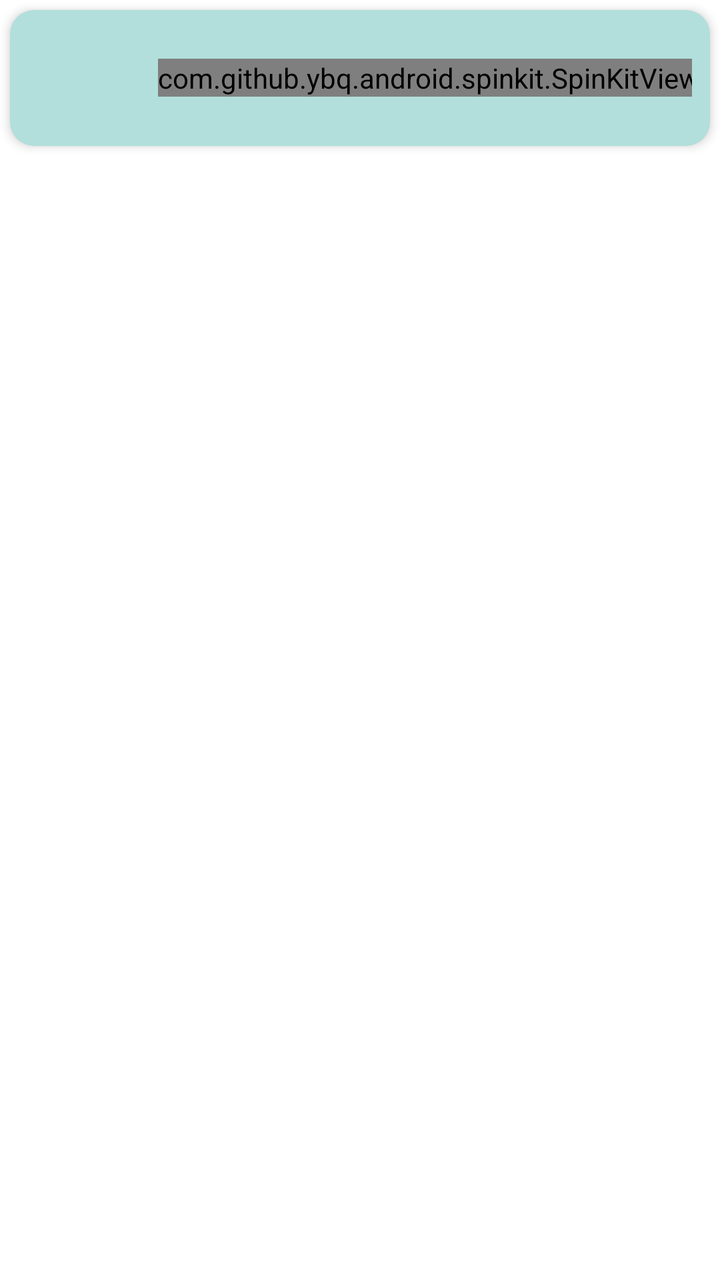
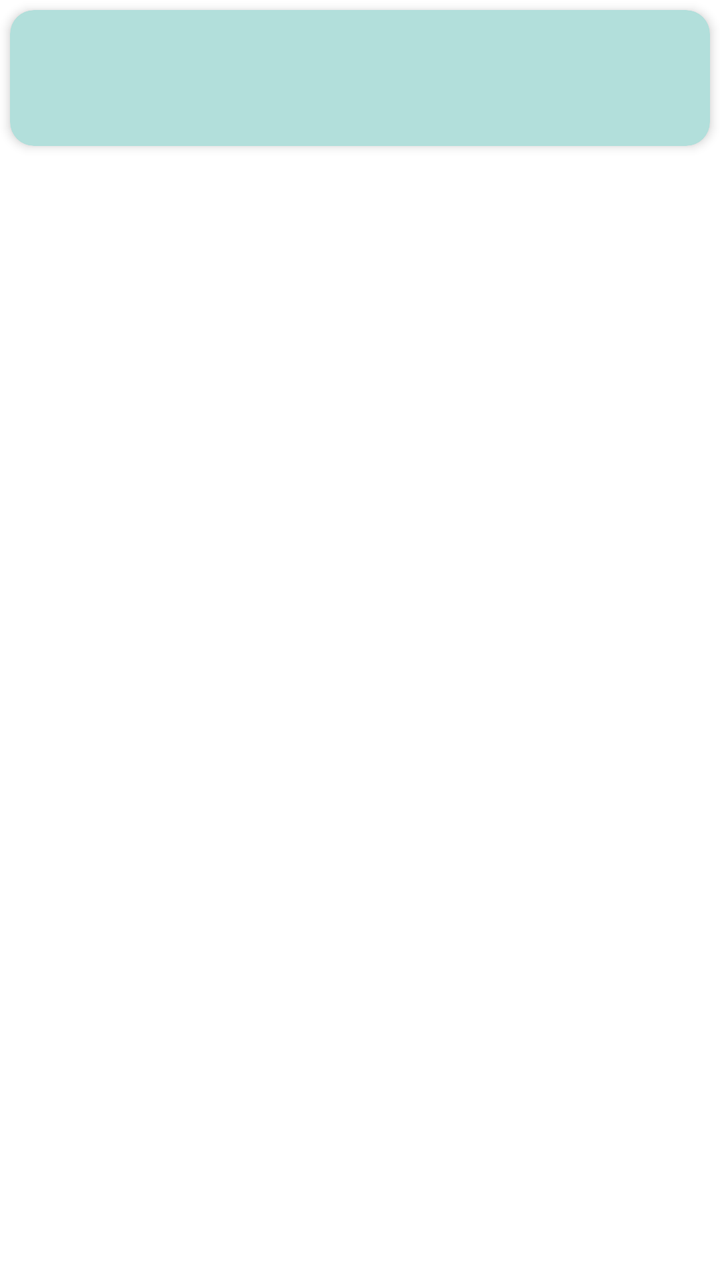

The first picture is an Android layout as it rendered before a commit; the second is the same layout after the commit. The layout source and the unified diff follow.
<!-- AndroidManifest.xml: application theme Theme.JSMusicApp -->
<!-- res/layout/song_view_item.xml -->
<?xml version="1.0" encoding="utf-8"?>
<androidx.constraintlayout.widget.ConstraintLayout xmlns:android="http://schemas.android.com/apk/res/android"
    xmlns:app="http://schemas.android.com/apk/res-auto"
    android:layout_width="match_parent"
    android:layout_height="wrap_content"
    xmlns:card_view="http://schemas.android.com/tools">

    <androidx.cardview.widget.CardView
        android:id="@+id/card_view"
        android:layout_width="match_parent"
        android:layout_height="wrap_content"
        android:layout_margin="5dp"
        app:layout_constraintBottom_toBottomOf="parent"
        app:layout_constraintEnd_toEndOf="parent"
        app:layout_constraintStart_toStartOf="parent"
        app:layout_constraintTop_toTopOf="parent"
        app:layout_constraintVertical_bias="0.0"
        app:cardBackgroundColor="#B2DFDB"
        app:cardCornerRadius="12dp"
        app:cardElevation="3dp"
        app:contentPadding="4dp">

        <LinearLayout
            android:layout_width="match_parent"
            android:layout_height="wrap_content"
            android:orientation="horizontal"
            android:padding="5dp">

            <ImageView
                android:id="@+id/itemImag"
                android:layout_width="50dp"
                android:layout_height="50dp"
                android:layout_gravity="center_vertical"
                android:layout_marginHorizontal="5dp"
                android:scaleType="fitXY" />

            <LinearLayout
                android:layout_width="0dp"
                android:layout_height="match_parent"
                android:layout_weight="1.7"
                android:gravity="center_vertical"
                android:orientation="vertical">

                <TextView
                    android:id="@+id/songName"
                    android:layout_width="wrap_content"
                    android:layout_height="wrap_content"
                    android:ellipsize="marquee"
                    android:marqueeRepeatLimit="3"
                    android:textColor="#050505"
                    android:textSize="18sp"
                    android:singleLine="true"
                    android:scrollHorizontally="true"/>

                <TextView
                    android:id="@+id/singer"
                    android:layout_width="wrap_content"
                    android:layout_height="wrap_content"
                    android:layout_marginTop="5dp"
                    android:ellipsize="marquee"
                    android:marqueeRepeatLimit="3"
                    android:textColor="#808080"
                    android:textSize="13sp"
                    android:singleLine="true"
                    android:scrollHorizontally="true"/>
            </LinearLayout>

            <com.github.ybq.android.spinkit.SpinKitView
                android:id="@+id/playing"
                android:layout_width="wrap_content"
                android:layout_height="wrap_content"
                android:layout_gravity="center_vertical"
                android:layout_marginHorizontal="5dp"
                style="@style/SpinKitView.Small.Wave"
                android:scaleType="fitXY" />
        </LinearLayout>

    </androidx.cardview.widget.CardView>

</androidx.constraintlayout.widget.ConstraintLayout>
<!-- resources referenced by this layout -->
<resources>
  <style name="Theme.JSMusicApp" parent="Theme.MaterialComponents.DayNight.DarkActionBar">
          
          <item name="colorPrimary">@color/teal_200</item>
          <item name="colorPrimaryVariant">#B2DFDB</item>
          <item name="colorOnPrimary">@color/white</item>
          
          <item name="colorSecondary">@color/teal_200</item>
          <item name="colorSecondaryVariant">@color/teal_700</item>
          <item name="colorOnSecondary">@color/black</item>
          
          <item name="android:statusBarColor" tools:targetApi="l">?attr/colorPrimaryVariant</item>
          
      </style>
  <color name="teal_200">#FF03DAC5</color>
  <color name="white">#FFFFFFFF</color>
  <color name="teal_700">#FF018786</color>
  <color name="black">#FF000000</color>
</resources>

<!-- the commit's change to res/layout/song_view_item.xml (unified diff, before → after) -->
@@ -45,7 +45,6 @@
                     android:id="@+id/songName"
                     android:layout_width="wrap_content"
                     android:layout_height="wrap_content"
-                    android:ellipsize="marquee"
                     android:marqueeRepeatLimit="3"
                     android:textColor="#050505"
                     android:textSize="18sp"
@@ -65,13 +64,12 @@
                     android:scrollHorizontally="true"/>
             </LinearLayout>
 
-            <com.github.ybq.android.spinkit.SpinKitView
+            <ImageView
                 android:id="@+id/playing"
                 android:layout_width="wrap_content"
                 android:layout_height="wrap_content"
                 android:layout_gravity="center_vertical"
                 android:layout_marginHorizontal="5dp"
-                style="@style/SpinKitView.Small.Wave"
                 android:scaleType="fitXY" />
         </LinearLayout>
 
